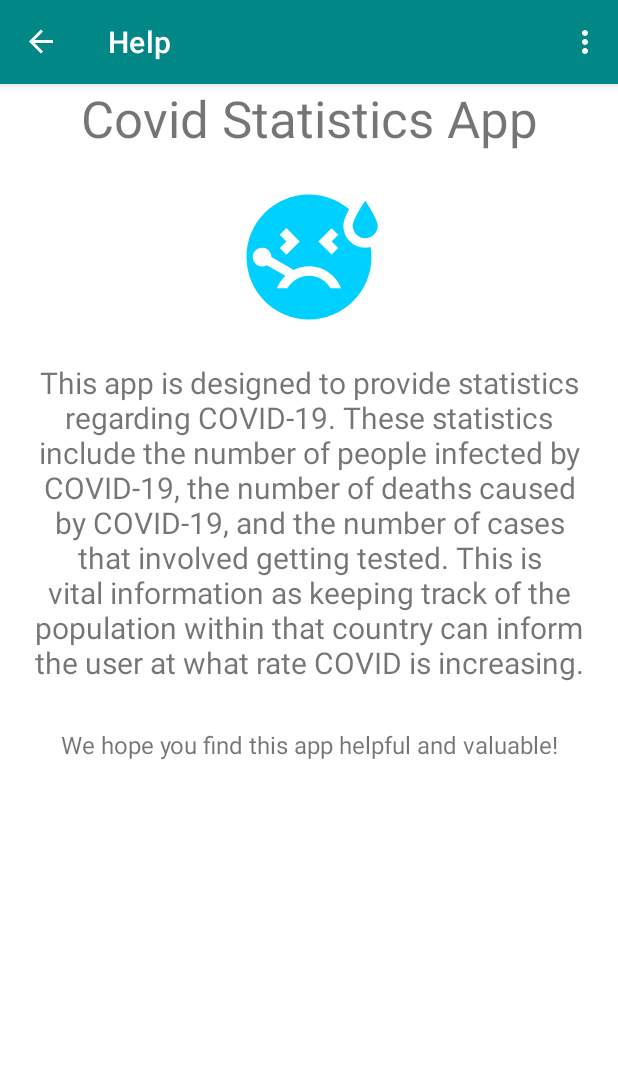
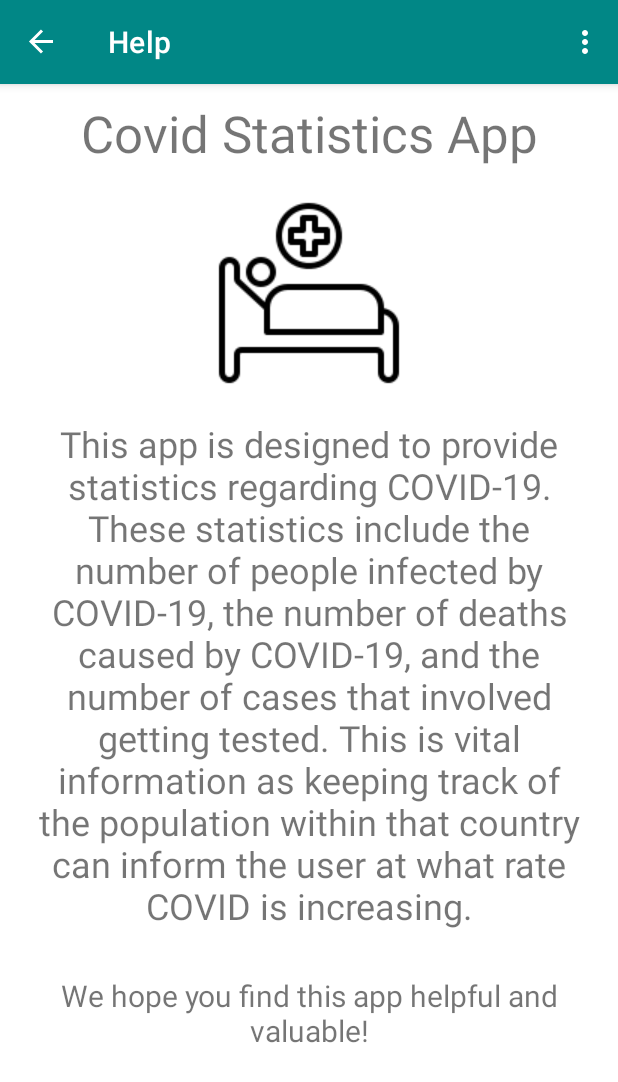
Before and after one commit to GandhiHarsh2003/CovidApp, an Android app: the HelpFragment screen opened through its navigation route, on a phone screen of 412 x 824 dp. Shown: the top 1082 px of the screen. Run offline under Robolectric (Android 15) with nearby library versions, the phone set to English and light mode, and no system bars; our stand-ins replace navigation-ui.

Commit message:
fixed share option and modified layouts by replacing the images

```diff
--- a/app/src/main/res/layout/fragment_help.xml
+++ b/app/src/main/res/layout/fragment_help.xml
@@ -13,6 +13,7 @@
         android:id="@+id/title_textView"
         android:layout_width="match_parent"
         android:layout_height="wrap_content"
+        android:layout_marginTop="10dp"
         android:gravity="center"
         android:text="@string/title"
         android:textSize="34sp" />
@@ -23,26 +24,26 @@
         android:layout_height="wrap_content"
         android:layout_gravity="center_horizontal"
         android:layout_marginTop="20dp"
-        android:src="@drawable/sick" />
+        android:src="@drawable/patient" />
 
     <TextView
         android:id="@+id/description_textview"
         android:layout_width="match_parent"
         android:layout_height="wrap_content"
+        android:layout_gravity="center"
         android:layout_margin="20dp"
-        android:layout_gravity="center"
         android:gravity="center"
         android:text="@string/about"
-        android:textSize="20sp" />
+        android:textSize="24sp" />
 
     <TextView
         android:id="@+id/thanks_textView"
         android:layout_width="match_parent"
         android:layout_height="wrap_content"
+        android:layout_margin="10dp"
         android:gravity="center"
-        android:layout_margin="10dp"
         android:text="@string/thank_you"
-        android:textSize="16sp" />
+        android:textSize="20sp" />
 
 
 </LinearLayout>
--- a/app/src/main/res/layout/fragment_home.xml
+++ b/app/src/main/res/layout/fragment_home.xml
@@ -10,9 +10,9 @@
         android:layout_width="wrap_content"
         android:layout_height="wrap_content"
         android:layout_gravity="center_horizontal"
-        android:layout_margin="10dp"
+        android:layout_margin="20dp"
         android:layout_marginTop="20dp"
-        android:src="@drawable/covid" />
+        android:src="@drawable/virus" />
 
     <androidx.recyclerview.widget.RecyclerView
         android:id="@+id/country_recycleView"
--- a/app/src/main/res/menu/items_menu.xml
+++ b/app/src/main/res/menu/items_menu.xml
@@ -15,5 +15,5 @@
     <item android:id = "@+id/share"
         android:title = "Share"
         app:showAsAction = "never"
-       />
+        />
 </menu>
```
Also changed, not shown: app/src/main/java/edu/quinnipiac/ser210/covidapp/MainActivity.kt (+19 -8 lines), app/src/main/res/drawable/covid.jpg (deleted), app/src/main/res/drawable/patient.png (added), app/src/main/res/drawable/virus.png (added).
